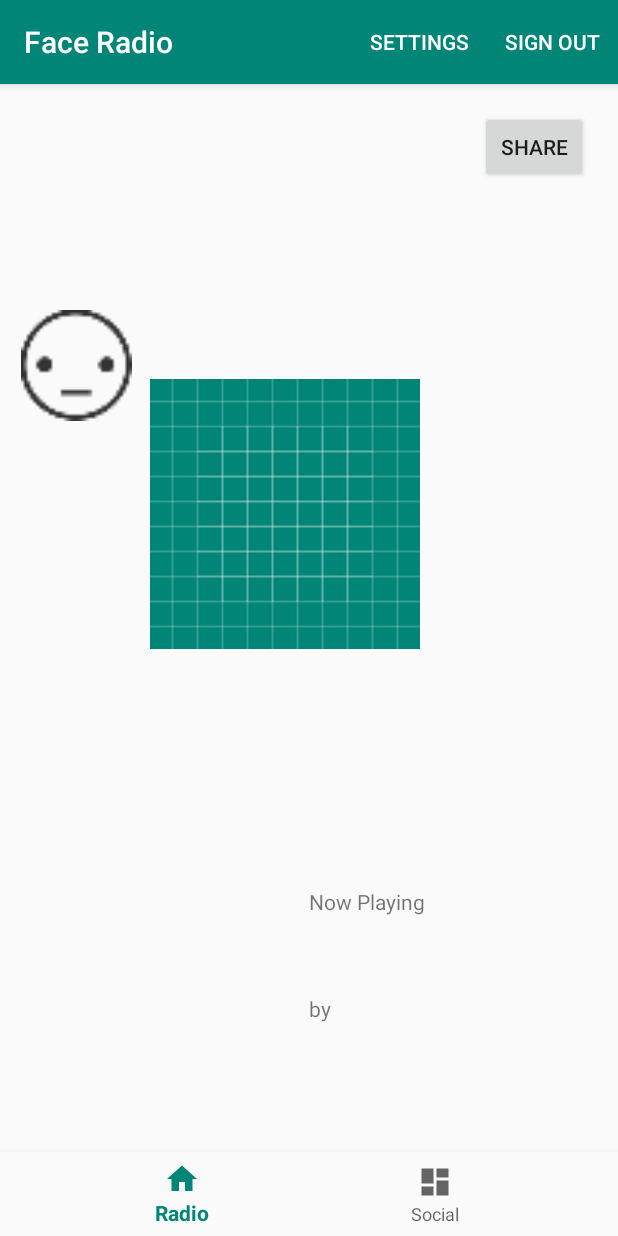
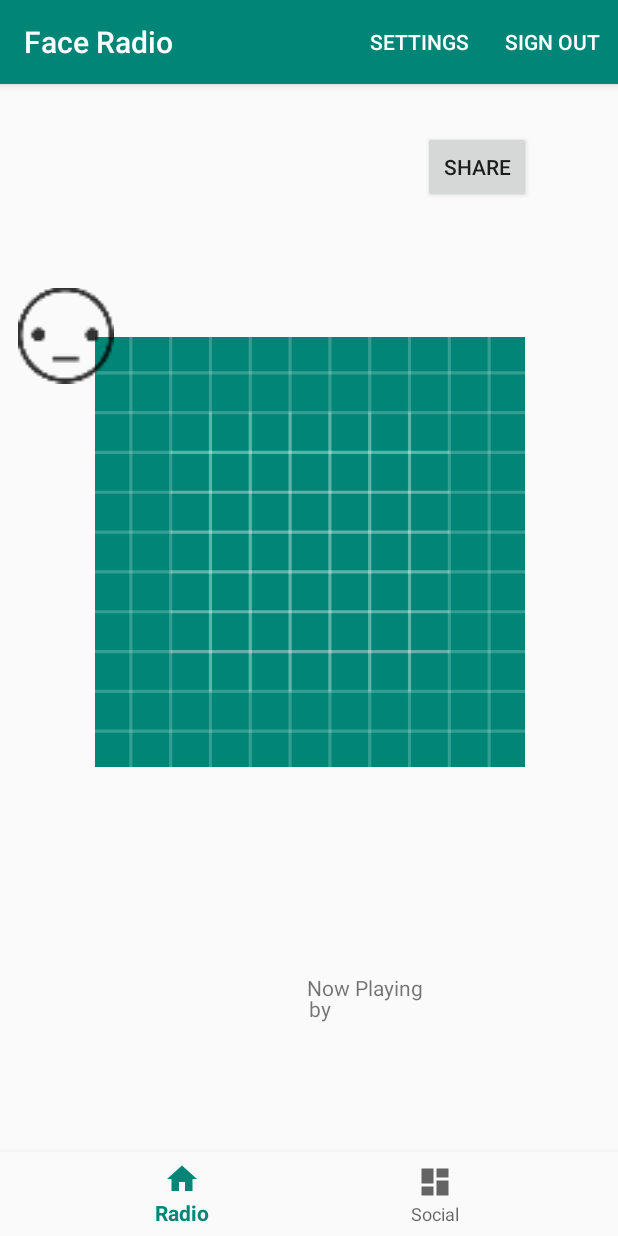
Before and after one commit to QColeman97/FaceRadio, an Android app: the RadioActivity screen opened directly, with no data from a screen before it, on a phone screen of 412 x 824 dp. Run offline under Robolectric (Android 15) with nearby library versions, the phone set to English and light mode, and no system bars; our stand-ins replace Firebase (no records; nobody signed in at launch, a user with empty details on screens opened directly), Picasso; libraries missing offline, so code that uses them is left out: com.spotify.android, com.spotify.protocol; pictures from the network do not load; 3 statements that could not run were skipped.

Commit message:
album cover is in

```diff
--- a/app/src/main/java/com/android/quinnmc/faceradio/RadioActivity.kt
+++ b/app/src/main/java/com/android/quinnmc/faceradio/RadioActivity.kt
@@ -21,6 +21,7 @@ import com.google.firebase.auth.FirebaseAuth
 //import jdk.nashorn.internal.runtime.ECMAException.getException
 //import org.junit.experimental.results.ResultMatchers.isSuccessful
 import android.content.Intent
+import android.graphics.Bitmap
 import android.support.v4.app.Fragment
 import android.support.v4.content.ContextCompat.startActivity
 import android.view.Menu
@@ -101,7 +102,8 @@ class RadioActivity() : AppCompatActivity(),
         when (item.itemId) {
             R.id.navigation_home -> {
 //                selectedFragment = RadioFragment()
-                selectedFragment = RadioFragment.newInstance(currFaceGraphic, currSong, currArtist, currEmotion)
+                selectedFragment = RadioFragment.newInstance(currFaceGraphic, currSong, currArtist,
+                    currEmotion)
 
                 supportFragmentManager.beginTransaction().
                     replace(R.id.fragment_container, selectedFragment).commit()
@@ -234,6 +236,16 @@ class RadioActivity() : AppCompatActivity(),
                                     // Set the text here
                                     currSong = track.name
                                     currArtist = track.artist.name
+                                    // Might be a useless call down below
+                                    //currAlbumCoverURI = track.imageUri.toString()
+
+                                    mSpotifyAppRemote!!.imagesApi.getImage(track.imageUri)
+                                        .setResultCallback {
+                                            if (selectedFragment is RadioFragment) {
+                                                selectedFragment.album_cover.setImageBitmap(it)
+                                            }
+                                        }
+
 
                                     // update user's latest here
                                     val latest_user = User(currentUser!!.uuid, currentUser!!.username,
@@ -395,8 +407,10 @@ class RadioActivity() : AppCompatActivity(),
         private var currFaceGraphic = R.drawable.passive_face
         private var currSong = ""
         private var currArtist = ""
+        private var currAlbumCoverBitmap: Bitmap? = null
         private var currEmotion = CURR_EMOTION
-        private var selectedFragment: Fragment = RadioFragment.newInstance(currFaceGraphic, currSong, currArtist, currEmotion)
+        private var selectedFragment: Fragment = RadioFragment.newInstance(currFaceGraphic, currSong, currArtist,
+            currEmotion)
 
 
         private var mSpotifyAppRemote: SpotifyAppRemote? = null
--- a/app/src/main/res/layout/fragment_radio.xml
+++ b/app/src/main/res/layout/fragment_radio.xml
@@ -3,15 +3,6 @@
                 xmlns:app="http://schemas.android.com/apk/res-auto" android:layout_width="match_parent"
                 android:layout_height="match_parent">
 
-    <ImageView
-            android:layout_width="74dp"
-            android:layout_height="70dp"
-            app:srcCompat="@drawable/passive_face"
-            android:id="@+id/expression_graphic"
-            android:layout_alignParentTop="true"
-            android:layout_marginTop="15dp" android:layout_above="@+id/current_track_title"
-            android:layout_marginBottom="175dp" android:layout_alignParentStart="true"
-            android:layout_marginStart="14dp"/>
     <TextView
             android:layout_width="wrap_content"
             android:layout_height="wrap_content"
@@ -32,21 +23,32 @@
             android:layout_width="wrap_content"
             android:layout_height="wrap_content"
             android:layout_alignParentBottom="true" android:id="@+id/current_track_title"
-            android:layout_marginBottom="213dp" android:layout_alignStart="@+id/current_track_label"
-            android:layout_marginStart="0dp"/>
+            android:layout_marginBottom="156dp" android:layout_alignStart="@+id/current_track_label"
+            android:layout_marginStart="-1dp"/>
+    <ImageView
+            android:layout_width="259dp"
+            android:layout_height="254dp" app:srcCompat="@drawable/ic_launcher_background"
+            android:layout_alignParentTop="true" android:id="@+id/album_cover"
+            android:layout_marginTop="57dp" android:layout_alignParentStart="true" android:layout_marginLeft="63dp"
+            android:layout_marginStart="63dp" android:layout_alignParentLeft="true"
+            android:layout_above="@+id/current_track_title" android:layout_marginBottom="26dp"
+            android:contentDescription="TODO"
+            android:layout_alignParentEnd="true" android:layout_alignParentRight="true"
+            android:layout_marginRight="62dp" android:layout_marginEnd="62dp"/>
+    <ImageView
+            android:layout_width="64dp"
+            android:layout_height="60dp"
+            app:srcCompat="@drawable/passive_face"
+            android:id="@+id/expression_graphic"
+            android:layout_alignParentTop="true"
+            android:layout_marginTop="10dp" android:layout_above="@+id/current_track_title"
+            android:layout_marginBottom="267dp" android:layout_alignParentStart="true"
+            android:layout_marginStart="12dp"/>
     <Button
             android:text="Share"
             android:layout_width="72dp"
             android:layout_height="wrap_content" android:layout_alignParentEnd="true"
-            android:layout_alignParentTop="true" android:id="@+id/share_button" android:layout_marginTop="18dp"
-            android:layout_marginEnd="20dp"/>
-    <ImageView
-            android:layout_width="180dp"
-            android:layout_height="180dp" app:srcCompat="@drawable/ic_launcher_background"
-            android:layout_alignParentTop="true" android:id="@+id/album_cover"
-            android:layout_marginTop="69dp" android:layout_alignParentStart="true" android:layout_marginLeft="100dp"
-            android:layout_marginStart="100dp" android:layout_alignParentLeft="true"
-            android:layout_above="@+id/current_track_title" android:layout_marginBottom="31dp"
-            android:contentDescription="TODO"/>
+            android:layout_alignParentTop="true" android:id="@+id/share_button" android:layout_marginTop="31dp"
+            android:layout_marginEnd="58dp"/>
 
 </RelativeLayout>
```
Also changed, not shown: app/src/main/java/com/android/quinnmc/faceradio/RadioFragment.kt (+9 -0 lines).
